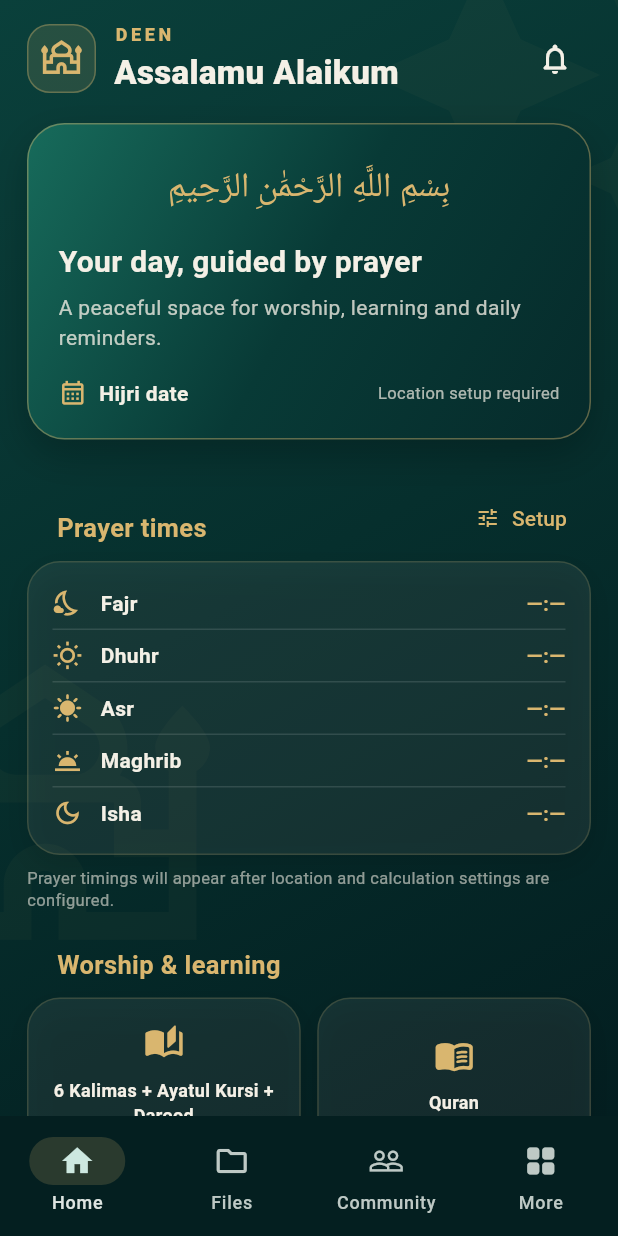
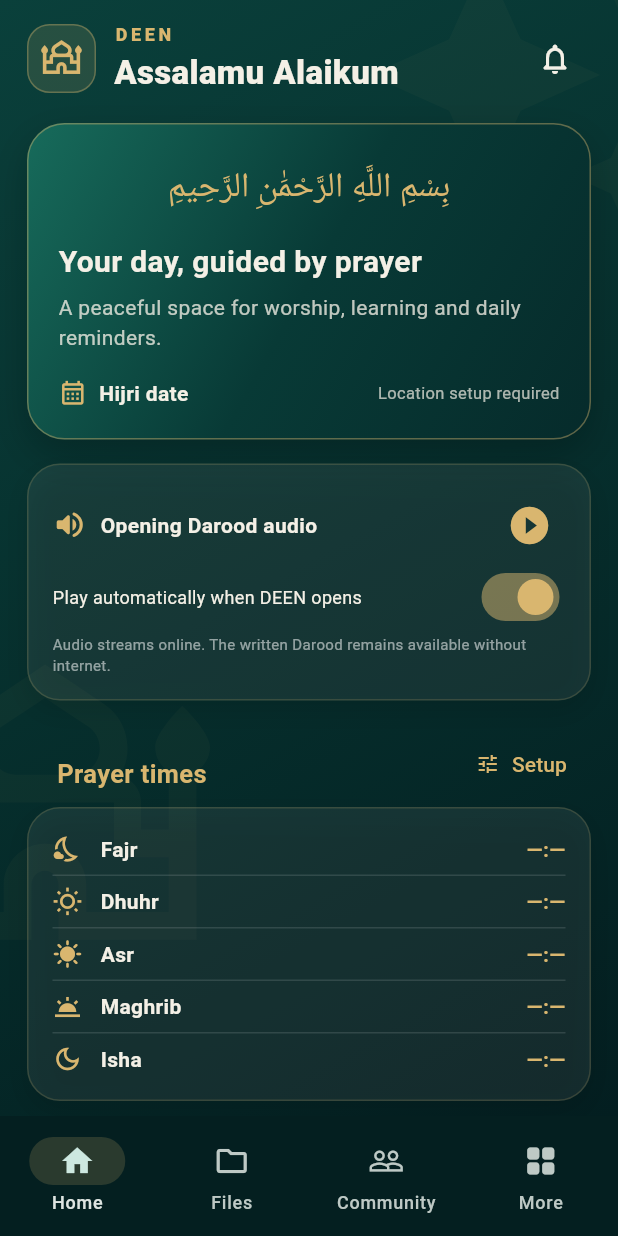
Before and after one commit to ahmad03466784806-star/Deen, a Flutter app: the screen it shows after launch, on a phone screen of 412 x 824 dp. Run offline on Flutter 3.47's test engine with Material 3 defaults, Android fonts, the phone set to English and light mode, and no system bars; our stand-ins replace audioplayers.

Commit message:
Add opening Darood audio controls and autoplay setting

```diff
--- a/lib/main.dart
+++ b/lib/main.dart
@@ -50,25 +50,58 @@ class MainShell extends StatefulWidget {
 class _MainShellState extends State<MainShell> {
   final AudioPlayer _openingDaroodPlayer = AudioPlayer();
   static const String _openingDaroodUrl = 'https://salawat.com/wp-content/uploads/2019/05/durood-ibrahim.mp3';
+  bool _daroodAutoplayEnabled = true;
+  bool _daroodPlaying = false;
+  String? _daroodAudioMessage;
   @override
   void initState() {
     super.initState();
     WidgetsBinding.instance.addPostFrameCallback((_) async {
-      try {
-        await _openingDaroodPlayer.setReleaseMode(ReleaseMode.stop);
-        await _openingDaroodPlayer.play(UrlSource(_openingDaroodUrl));
-      } catch (_) {
-        // Audio needs an internet connection; the text remains available offline.
-      }
+      await _openingDaroodPlayer.setReleaseMode(ReleaseMode.stop);
+      _openingDaroodPlayer.onPlayerStateChanged.listen((state) {
+        if (mounted) setState(() => _daroodPlaying = state == PlayerState.playing);
+      });
+      if (_daroodAutoplayEnabled) await _playOpeningDarood();
     });
   }
+  Future<void> _playOpeningDarood() async {
+    try {
+      await _openingDaroodPlayer.play(UrlSource(_openingDaroodUrl));
+      if (mounted) setState(() => _daroodAudioMessage = null);
+    } catch (_) {
+      if (mounted) setState(() => _daroodAudioMessage = 'Audio needs an internet connection. You can read the complete Darood below.');
+    }
+  }
+
+  Future<void> _setDaroodAutoplay(bool enabled) async {
+    setState(() { _daroodAutoplayEnabled = enabled; _daroodAudioMessage = null; });
+    if (enabled) {
+      await _playOpeningDarood();
+    } else {
+      await _openingDaroodPlayer.stop();
+    }
+  }
+
+  Future<void> _toggleDaroodPlayback() async {
+    if (_daroodPlaying) {
+      await _openingDaroodPlayer.pause();
+    } else {
+      await _playOpeningDarood();
+    }
+  }
+
   @override
   void dispose() {
     _openingDaroodPlayer.dispose();
     super.dispose();
   }
   int index = 0;
-  final pages = const [HomePage(), FilesPage(), CommunityPage(), MorePage()];
+  List<Widget> get pages => [
+    HomePage(daroodAutoplayEnabled: _daroodAutoplayEnabled, daroodPlaying: _daroodPlaying,
+      daroodAudioMessage: _daroodAudioMessage, onDaroodAutoplayChanged: _setDaroodAutoplay,
+      onDaroodPlaybackTap: _toggleDaroodPlayback),
+    const FilesPage(), const CommunityPage(), const MorePage(),
+  ];
   @override
   Widget build(BuildContext context) {
     return Scaffold(
@@ -143,7 +176,13 @@ class DeenCard extends StatelessWidget {
 }
 
 class HomePage extends StatelessWidget {
-  const HomePage({super.key});
+  final bool daroodAutoplayEnabled;
+  final bool daroodPlaying;
+  final String? daroodAudioMessage;
+  final ValueChanged<bool> onDaroodAutoplayChanged;
+  final VoidCallback onDaroodPlaybackTap;
+  const HomePage({super.key, required this.daroodAutoplayEnabled, required this.daroodPlaying,
+    required this.daroodAudioMessage, required this.onDaroodAutoplayChanged, required this.onDaroodPlaybackTap});
 
   @override
   Widget build(BuildContext context) => DeenBackground(
@@ -215,7 +254,26 @@ class HomePage extends StatelessWidget {
                   ]),
                 ]),
               ),
-              const SizedBox(height: 24),
+              const SizedBox(height: 16),
+              DeenCard(child: Column(crossAxisAlignment: CrossAxisAlignment.start, children: [
+                Row(children: [
+                  const Icon(Icons.volume_up_rounded, color: gold, size: 23),
+                  const SizedBox(width: 9),
+                  const Expanded(child: Text('Opening Darood audio', style: TextStyle(color: cream, fontWeight: FontWeight.bold))),
+                  IconButton(onPressed: onDaroodPlaybackTap,
+                    icon: Icon(daroodPlaying ? Icons.pause_circle_filled : Icons.play_circle_fill,
+                      color: gold, size: 30), tooltip: daroodPlaying ? 'Pause Darood' : 'Play Darood'),
+                ]),
+                Row(children: [
+                  const Expanded(child: Text('Play automatically when DEEN opens', style: TextStyle(color: cream, fontSize: 12))),
+                  Switch(value: daroodAutoplayEnabled, onChanged: onDaroodAutoplayChanged, activeColor: gold),
+                ]),
+                if (daroodAudioMessage != null)
+                  Text(daroodAudioMessage!, style: const TextStyle(color: gold, fontSize: 11)),
+                const Text('Audio streams online. The written Darood remains available without internet.',
+                  style: TextStyle(color: Colors.white54, fontSize: 10)),
+              ])),
+              const SizedBox(height: 14),
               Row(children: [
                 const Expanded(child: SectionTitle('Prayer times')),
                 TextButton.icon(
```
